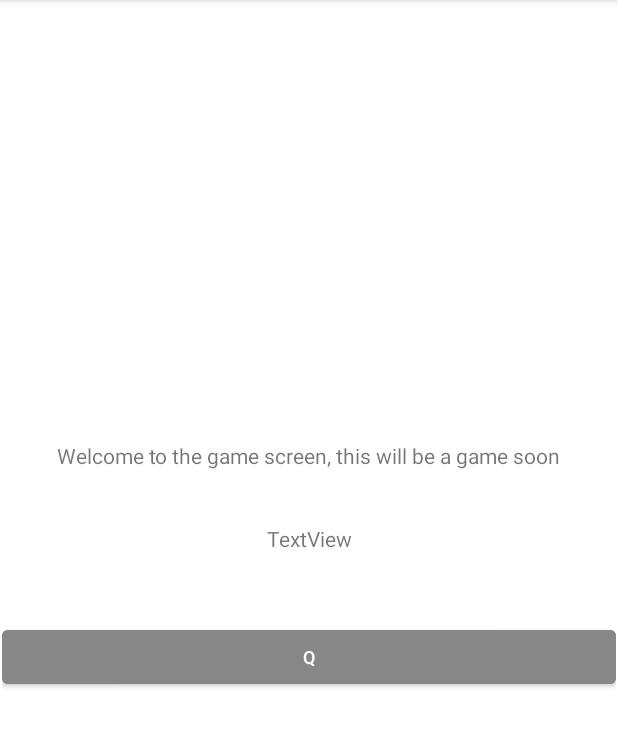
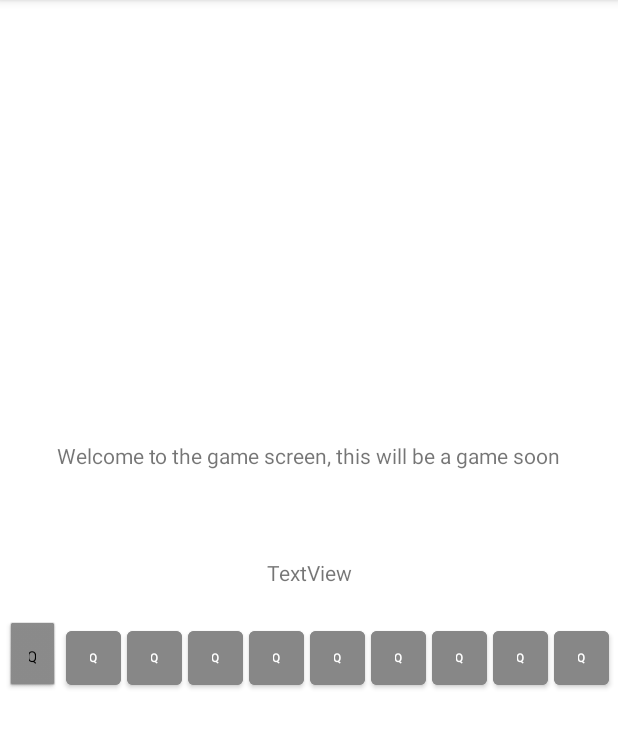
Before and after one commit to RuskDev/Spello, an Android app: the GameActivity screen opened directly, with no data from a screen before it, on a phone screen of 412 x 824 dp, the part 84-832 px from its top. Run offline under Robolectric (Android 15) with nearby library versions, the phone set to English and light mode, and no system bars.

Commit message:
Trying to fix buttons

```diff
--- a/app/src/main/res/layout/game_activity.xml
+++ b/app/src/main/res/layout/game_activity.xml
@@ -17,6 +17,7 @@
         app:layout_constraintVertical_bias="0.393" />
 
     <TableLayout
+        android:id="@+id/tableLayout"
         android:layout_width="409dp"
         android:layout_height="354dp"
         android:stretchColumns="*"
@@ -26,17 +27,108 @@
 
         <TableRow
             android:layout_width="match_parent"
-            android:layout_height="match_parent">
+            android:layout_height="match_parent"
+            android:layout_gravity="center">
 
             <Button
+                style="@style/keyButton"
                 android:id="@+id/qKey"
                 android:layout_width="@dimen/keyWidth"
                 android:layout_height="wrap_content"
+                android:layout_marginHorizontal="@dimen/keyPad"
                 android:backgroundTint="@color/activeButtonCol"
-                android:paddingLeft="@dimen/keyPad"
-                android:paddingRight="@dimen/keyPad"
                 android:text="@string/q"
-                android:textSize="12sp"
+                android:textSize="10sp"
+                tools:ignore="SmallSp,TouchTargetSizeCheck" />
+
+            <Button
+                android:id="@+id/qKey34"
+                android:layout_width="@dimen/keyWidth"
+                android:layout_height="wrap_content"
+                android:layout_marginHorizontal="@dimen/keyPad"
+                android:backgroundTint="@color/activeButtonCol"
+                android:text="@string/q"
+                android:textSize="@dimen/keyFontSize"
+                tools:ignore="TouchTargetSizeCheck" />
+
+            <Button
+                android:id="@+id/qKey33"
+                android:layout_width="@dimen/keyWidth"
+                android:layout_height="wrap_content"
+                android:layout_marginHorizontal="@dimen/keyPad"
+                android:backgroundTint="@color/activeButtonCol"
+                android:text="@string/q"
+                android:textSize="@dimen/keyFontSize"
+                tools:ignore="TouchTargetSizeCheck" />
+
+            <Button
+                android:id="@+id/qKey26"
+                android:layout_width="@dimen/keyWidth"
+                android:layout_height="wrap_content"
+                android:layout_marginHorizontal="@dimen/keyPad"
+                android:backgroundTint="@color/activeButtonCol"
+                android:text="@string/q"
+                android:textSize="@dimen/keyFontSize"
+                tools:ignore="TouchTargetSizeCheck" />
+
+            <Button
+                android:id="@+id/qKey27"
+                android:layout_width="@dimen/keyWidth"
+                android:layout_height="wrap_content"
+                android:layout_marginHorizontal="@dimen/keyPad"
+                android:backgroundTint="@color/activeButtonCol"
+                android:text="@string/q"
+                android:textSize="@dimen/keyFontSize"
+                tools:ignore="TouchTargetSizeCheck" />
+
+            <Button
+                android:id="@+id/qKey28"
+                android:layout_width="@dimen/keyWidth"
+                android:layout_height="wrap_content"
+                android:layout_marginHorizontal="@dimen/keyPad"
+                android:backgroundTint="@color/activeButtonCol"
+                android:text="@string/q"
+                android:textSize="@dimen/keyFontSize"
+                tools:ignore="TouchTargetSizeCheck" />
+
+            <Button
+                android:id="@+id/qKey29"
+                android:layout_width="@dimen/keyWidth"
+                android:layout_height="wrap_content"
+                android:layout_marginHorizontal="@dimen/keyPad"
+                android:backgroundTint="@color/activeButtonCol"
+                android:text="@string/q"
+                android:textSize="@dimen/keyFontSize"
+                tools:ignore="TouchTargetSizeCheck" />
+
+            <Button
+                android:id="@+id/qKey30"
+                android:layout_width="@dimen/keyWidth"
+                android:layout_height="wrap_content"
+                android:layout_marginHorizontal="@dimen/keyPad"
+                android:backgroundTint="@color/activeButtonCol"
+                android:text="@string/q"
+                android:textSize="@dimen/keyFontSize"
+                tools:ignore="TouchTargetSizeCheck" />
+
+            <Button
+                android:id="@+id/qKey31"
+                android:layout_width="@dimen/keyWidth"
+                android:layout_height="wrap_content"
+                android:layout_marginHorizontal="@dimen/keyPad"
+                android:backgroundTint="@color/activeButtonCol"
+                android:text="@string/q"
+                android:textSize="@dimen/keyFontSize"
+                tools:ignore="TouchTargetSizeCheck" />
+
+            <Button
+                android:id="@+id/qKey32"
+                android:layout_width="@dimen/keyWidth"
+                android:layout_height="wrap_content"
+                android:layout_marginHorizontal="@dimen/keyPad"
+                android:backgroundTint="@color/activeButtonCol"
+                android:text="@string/q"
+                android:textSize="@dimen/keyFontSize"
                 tools:ignore="TouchTargetSizeCheck" />
 
         </TableRow>
@@ -49,7 +141,9 @@
         android:layout_height="wrap_content"
         android:layout_marginTop="36dp"
         android:text="TextView"
+        app:layout_constraintBottom_toTopOf="@+id/tableLayout"
         app:layout_constraintEnd_toEndOf="parent"
         app:layout_constraintStart_toStartOf="parent"
         app:layout_constraintTop_toBottomOf="@+id/WelcomeGame" />
+
 </androidx.constraintlayout.widget.ConstraintLayout>
--- a/app/src/main/res/values/dims.xml
+++ b/app/src/main/res/values/dims.xml
@@ -1,7 +1,8 @@
 <?xml version="1.0" encoding="utf-8"?>
 
 <resources>
-    <dimen name="keyWidth">40dp</dimen>
+    <dimen name="keyWidth">34dp</dimen>
     <dimen name="keyPad">2dp</dimen>
+    <dimen name="keyFontSize">8sp</dimen>
 
 </resources>
--- /dev/null
+++ b/app/src/main/res/values/styles.xml
@@ -0,0 +1,9 @@
+<?xml version="1.0" encoding="utf-8"?>
+<resources>
+    <style name="keyButton" parent="android:Widget.Button">
+        <item name="android:inset">0dp</item>
+        <item name="backgroundTint">@color/activeButtonCol</item>
+    </style>
+
+
+</resources>
```
